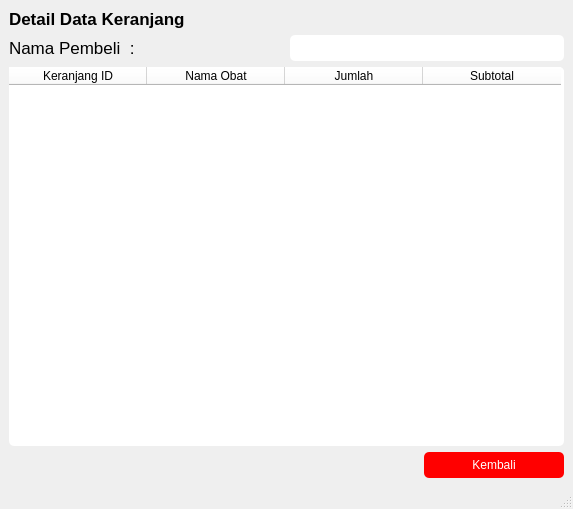
Above: frontend/detailKeranjangApoteker.ui from RN-1986/Aplikasi-apotek before the change. Below: the same form after it.
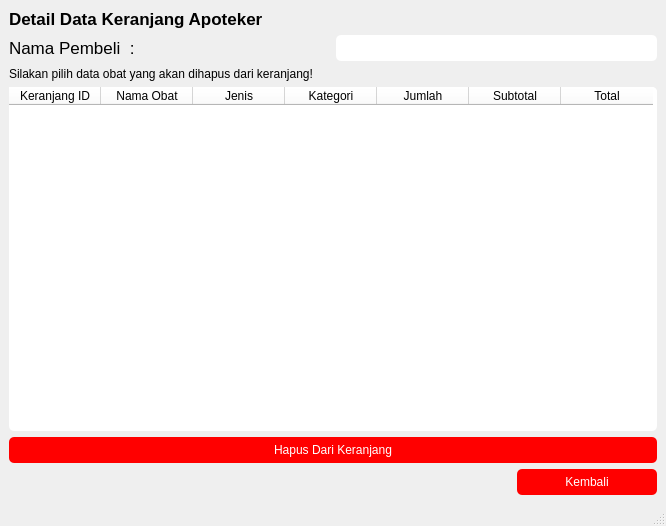
That is the form after the change.

```diff
--- a/frontend/detailKeranjangApoteker.ui
+++ b/frontend/detailKeranjangApoteker.ui
@@ -6,8 +6,8 @@
    <rect>
     <x>0</x>
     <y>0</y>
-    <width>573</width>
-    <height>509</height>
+    <width>666</width>
+    <height>526</height>
    </rect>
   </property>
   <property name="windowTitle">
@@ -30,7 +30,7 @@
        <string notr="true"/>
       </property>
       <property name="text">
-       <string>Detail Data Keranjang</string>
+       <string>Detail Data Keranjang Apoteker</string>
       </property>
      </widget>
     </item>
@@ -63,6 +63,13 @@
       </item>
      </layout>
     </item>
+    <item>
+     <widget class="QLabel" name="label_3">
+      <property name="text">
+       <string>Silakan pilih data obat yang akan dihapus dari keranjang!</string>
+      </property>
+     </widget>
+    </item>
     <item>
      <widget class="QTableWidget" name="tableWidget">
       <property name="styleSheet">
@@ -70,7 +77,7 @@
 border-radius: 5px;</string>
       </property>
       <attribute name="horizontalHeaderDefaultSectionSize">
-       <number>138</number>
+       <number>92</number>
       </attribute>
       <column>
        <property name="text">
@@ -82,6 +89,16 @@
         <string>Nama Obat</string>
        </property>
       </column>
+      <column>
+       <property name="text">
+        <string>Jenis</string>
+       </property>
+      </column>
+      <column>
+       <property name="text">
+        <string>Kategori</string>
+       </property>
+      </column>
       <column>
        <property name="text">
         <string>Jumlah</string>
@@ -92,6 +109,40 @@
         <string>Subtotal</string>
        </property>
       </column>
+      <column>
+       <property name="text">
+        <string>Total</string>
+       </property>
+      </column>
+     </widget>
+    </item>
+    <item>
+     <widget class="QPushButton" name="pushButton_hapusDataKeranjang">
+      <property name="styleSheet">
+       <string notr="true">QPushButton { 
+border-radius: 5px;
+padding: 6px 8px; 
+	background-color: rgb(255, 0, 0);
+    color: white;
+}
+
+/* Saat kursor hover */
+QPushButton:hover {
+     /* warna saat hover */
+background-color:rgb(213, 0, 0);
+	color: white;
+}
+
+/* Saat tombol ditekan */
+QPushButton:pressed {
+     /* warna saat ditekan */
+background-color: rgb(213, 0, 0);
+	color: white;
+}</string>
+      </property>
+      <property name="text">
+       <string>Hapus Dari Keranjang</string>
+      </property>
      </widget>
     </item>
     <item alignment="Qt::AlignRight">
```
Left out of the diff: 2 changed lines with no effect on the pictures.
